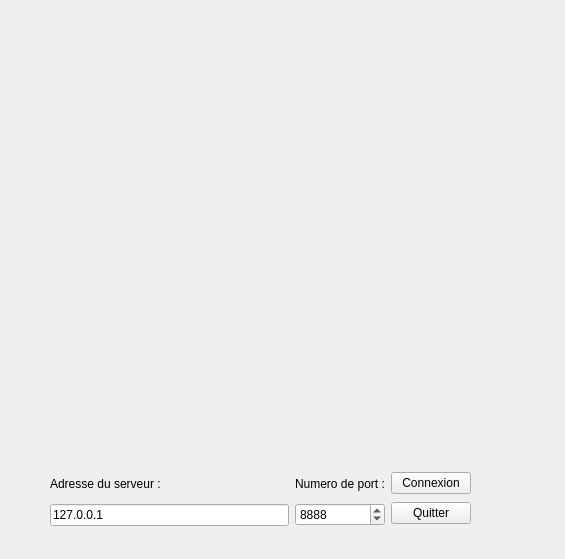
Above: Client_Donjons/clientcrawler.ui from molivier1/Challenge_Noel before the change. Below: the same form after it.
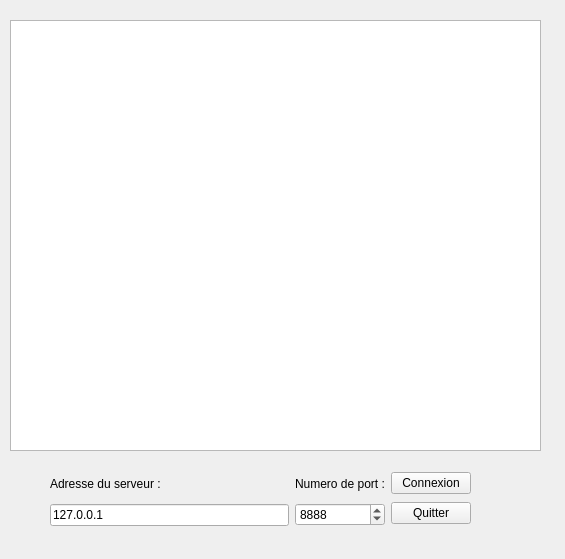
That is the form after the change.

Patch:
```diff
--- a/Client_Donjons/clientcrawler.ui
+++ b/Client_Donjons/clientcrawler.ui
@@ -13,7 +13,7 @@
   <property name="windowTitle">
    <string>ClientCrawler</string>
   </property>
-  <widget class="QWidget" name="">
+  <widget class="QWidget" name="layoutWidget">
    <property name="geometry">
     <rect>
      <x>50</x>
@@ -82,6 +82,22 @@
     </item>
    </layout>
   </widget>
+  <widget class="QGraphicsView" name="vue">
+   <property name="geometry">
+    <rect>
+     <x>10</x>
+     <y>20</y>
+     <width>531</width>
+     <height>431</height>
+    </rect>
+   </property>
+   <property name="verticalScrollBarPolicy">
+    <enum>Qt::ScrollBarAlwaysOff</enum>
+   </property>
+   <property name="horizontalScrollBarPolicy">
+    <enum>Qt::ScrollBarAlwaysOff</enum>
+   </property>
+  </widget>
  </widget>
  <resources/>
  <connections/>
```
